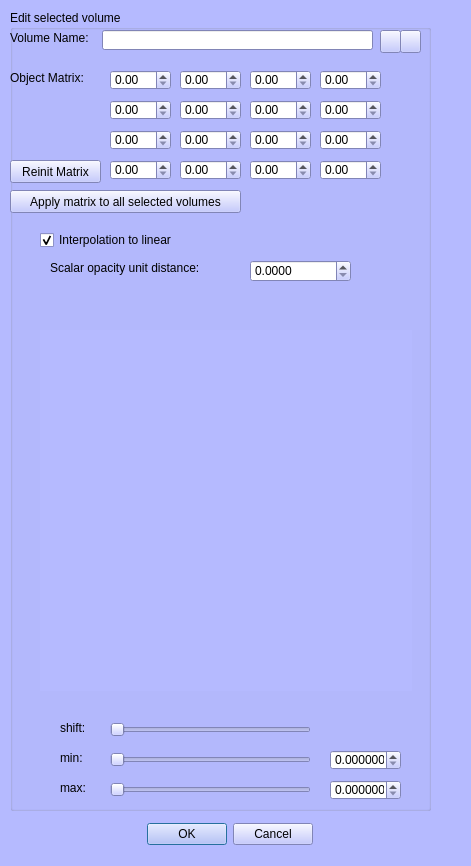
First picture: the form in MorphoDig/Qt/mqEditVolumeDialog.ui, repository morphomuseum/MorphoDig, before the edit.
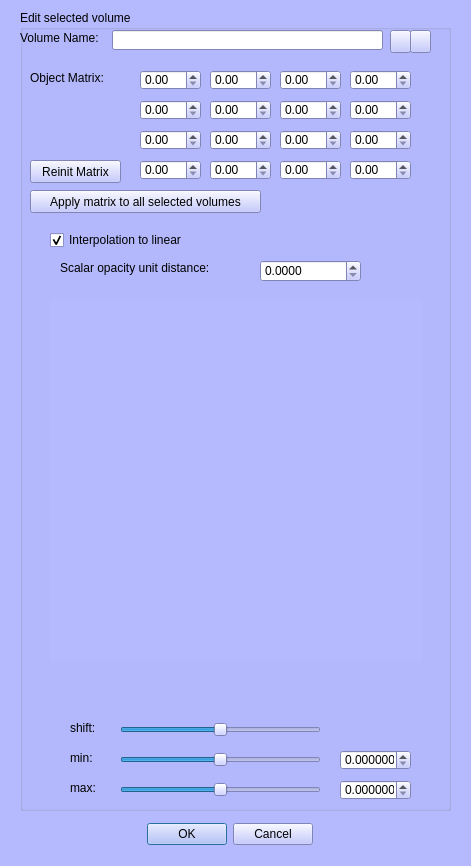
Second picture: the form after the edit. Icons and pictures are not drawn. Custom widgets are drawn as their Qt base class.

Commit message: Sliders replaced by Qrelease sliders... and that's much better like that!!!!!

Diff of the .ui file:
```diff
--- a/MorphoDig/Qt/mqEditVolumeDialog.ui
+++ b/MorphoDig/Qt/mqEditVolumeDialog.ui
@@ -469,9 +469,9 @@
   <widget class="QGroupBox" name="groupBox">
    <property name="geometry">
     <rect>
-     <x>10</x>
+     <x>20</x>
      <y>10</y>
-     <width>421</width>
+     <width>431</width>
      <height>801</height>
     </rect>
    </property>
@@ -540,7 +540,7 @@
    <widget class="QDoubleSpinBox" name="M00">
     <property name="geometry">
      <rect>
-      <x>100</x>
+      <x>120</x>
       <y>60</y>
       <width>61</width>
       <height>20</height>
@@ -550,7 +550,7 @@
    <widget class="QDoubleSpinBox" name="M10">
     <property name="geometry">
      <rect>
-      <x>170</x>
+      <x>190</x>
       <y>60</y>
       <width>61</width>
       <height>20</height>
@@ -560,7 +560,7 @@
    <widget class="QDoubleSpinBox" name="M20">
     <property name="geometry">
      <rect>
-      <x>240</x>
+      <x>260</x>
       <y>60</y>
       <width>61</width>
       <height>20</height>
@@ -570,7 +570,7 @@
    <widget class="QDoubleSpinBox" name="M30">
     <property name="geometry">
      <rect>
-      <x>310</x>
+      <x>330</x>
       <y>60</y>
       <width>61</width>
       <height>20</height>
@@ -580,7 +580,7 @@
    <widget class="QDoubleSpinBox" name="M01">
     <property name="geometry">
      <rect>
-      <x>100</x>
+      <x>120</x>
       <y>90</y>
       <width>61</width>
       <height>20</height>
@@ -590,7 +590,7 @@
    <widget class="QDoubleSpinBox" name="M11">
     <property name="geometry">
      <rect>
-      <x>170</x>
+      <x>190</x>
       <y>90</y>
       <width>61</width>
       <height>20</height>
@@ -600,7 +600,7 @@
    <widget class="QDoubleSpinBox" name="M21">
     <property name="geometry">
      <rect>
-      <x>240</x>
+      <x>260</x>
       <y>90</y>
       <width>61</width>
       <height>20</height>
@@ -610,7 +610,7 @@
    <widget class="QDoubleSpinBox" name="M31">
     <property name="geometry">
      <rect>
-      <x>310</x>
+      <x>330</x>
       <y>90</y>
       <width>61</width>
       <height>20</height>
@@ -620,7 +620,7 @@
    <widget class="QDoubleSpinBox" name="M02">
     <property name="geometry">
      <rect>
-      <x>100</x>
+      <x>120</x>
       <y>120</y>
       <width>61</width>
       <height>20</height>
@@ -630,7 +630,7 @@
    <widget class="QDoubleSpinBox" name="M12">
     <property name="geometry">
      <rect>
-      <x>170</x>
+      <x>190</x>
       <y>120</y>
       <width>61</width>
       <height>20</height>
@@ -640,7 +640,7 @@
    <widget class="QDoubleSpinBox" name="M22">
     <property name="geometry">
      <rect>
-      <x>240</x>
+      <x>260</x>
       <y>120</y>
       <width>61</width>
       <height>20</height>
@@ -650,7 +650,7 @@
    <widget class="QDoubleSpinBox" name="M32">
     <property name="geometry">
      <rect>
-      <x>310</x>
+      <x>330</x>
       <y>120</y>
       <width>61</width>
       <height>20</height>
@@ -660,7 +660,7 @@
    <widget class="QDoubleSpinBox" name="M03">
     <property name="geometry">
      <rect>
-      <x>100</x>
+      <x>120</x>
       <y>150</y>
       <width>61</width>
       <height>20</height>
@@ -670,7 +670,7 @@
    <widget class="QDoubleSpinBox" name="M13">
     <property name="geometry">
      <rect>
-      <x>170</x>
+      <x>190</x>
       <y>150</y>
       <width>61</width>
       <height>20</height>
@@ -680,7 +680,7 @@
    <widget class="QDoubleSpinBox" name="M23">
     <property name="geometry">
      <rect>
-      <x>240</x>
+      <x>260</x>
       <y>150</y>
       <width>61</width>
       <height>20</height>
@@ -690,7 +690,7 @@
    <widget class="QDoubleSpinBox" name="M33">
     <property name="geometry">
      <rect>
-      <x>310</x>
+      <x>330</x>
       <y>150</y>
       <width>61</width>
       <height>20</height>
@@ -700,7 +700,7 @@
    <widget class="QLabel" name="label_3">
     <property name="geometry">
      <rect>
-      <x>0</x>
+      <x>10</x>
       <y>60</y>
       <width>91</width>
       <height>16</height>
@@ -713,7 +713,7 @@
    <widget class="QPushButton" name="Reinit">
     <property name="geometry">
      <rect>
-      <x>0</x>
+      <x>10</x>
       <y>150</y>
       <width>91</width>
       <height>23</height>
@@ -726,7 +726,7 @@
    <widget class="QPushButton" name="ApplyMatrix">
     <property name="geometry">
      <rect>
-      <x>0</x>
+      <x>10</x>
       <y>180</y>
       <width>231</width>
       <height>23</height>
@@ -740,7 +740,7 @@
     <property name="geometry">
      <rect>
       <x>30</x>
-      <y>320</y>
+      <y>290</y>
       <width>372</width>
       <height>361</height>
      </rect>
@@ -795,7 +795,7 @@
      </layout>
     </widget>
    </widget>
-   <widget class="QDoubleSlider" name="sliderMin">
+   <widget class="QReleaseSlider" name="sliderMin">
     <property name="geometry">
      <rect>
       <x>100</x>
@@ -804,6 +804,9 @@
       <height>19</height>
      </rect>
     </property>
+    <property name="minimum">
+     <number>-99</number>
+    </property>
     <property name="orientation">
      <enum>Qt::Horizontal</enum>
     </property>
@@ -860,7 +863,7 @@
      <number>6</number>
     </property>
    </widget>
-   <widget class="QDoubleSlider" name="sliderMax">
+   <widget class="QReleaseSlider" name="sliderMax">
     <property name="geometry">
      <rect>
       <x>100</x>
@@ -869,6 +872,9 @@
       <height>19</height>
      </rect>
     </property>
+    <property name="minimum">
+     <number>-99</number>
+    </property>
     <property name="orientation">
      <enum>Qt::Horizontal</enum>
     </property>
@@ -918,7 +924,7 @@
      <string>Scalar opacity unit distance:</string>
     </property>
    </widget>
-   <widget class="QDoubleSlider" name="shift">
+   <widget class="QReleaseSlider" name="sliderShift">
     <property name="geometry">
      <rect>
       <x>100</x>
@@ -927,6 +933,9 @@
       <height>19</height>
      </rect>
     </property>
+    <property name="minimum">
+     <number>-99</number>
+    </property>
     <property name="orientation">
      <enum>Qt::Horizontal</enum>
     </property>
@@ -964,9 +973,9 @@
  </widget>
  <customwidgets>
   <customwidget>
-   <class>QDoubleSlider</class>
+   <class>QReleaseSlider</class>
    <extends>QSlider</extends>
-   <header>QDoubleSlider.h</header>
+   <header>QReleaseSlider.h</header>
   </customwidget>
  </customwidgets>
  <resources>
```
The commit also changes 2 other files.
